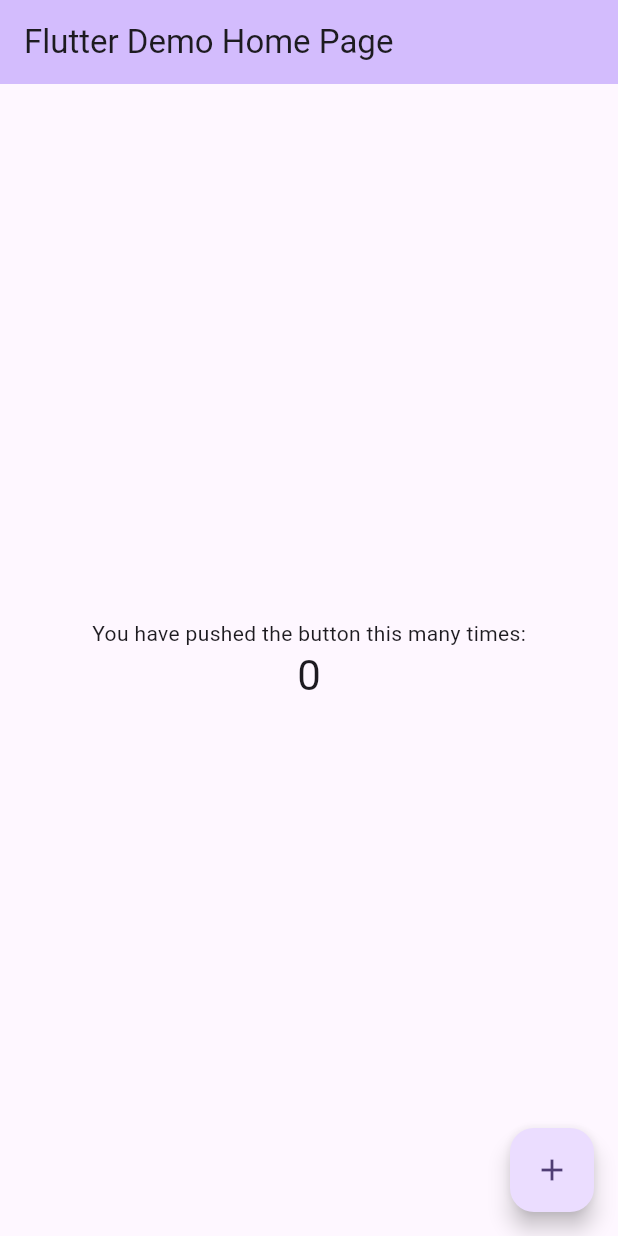
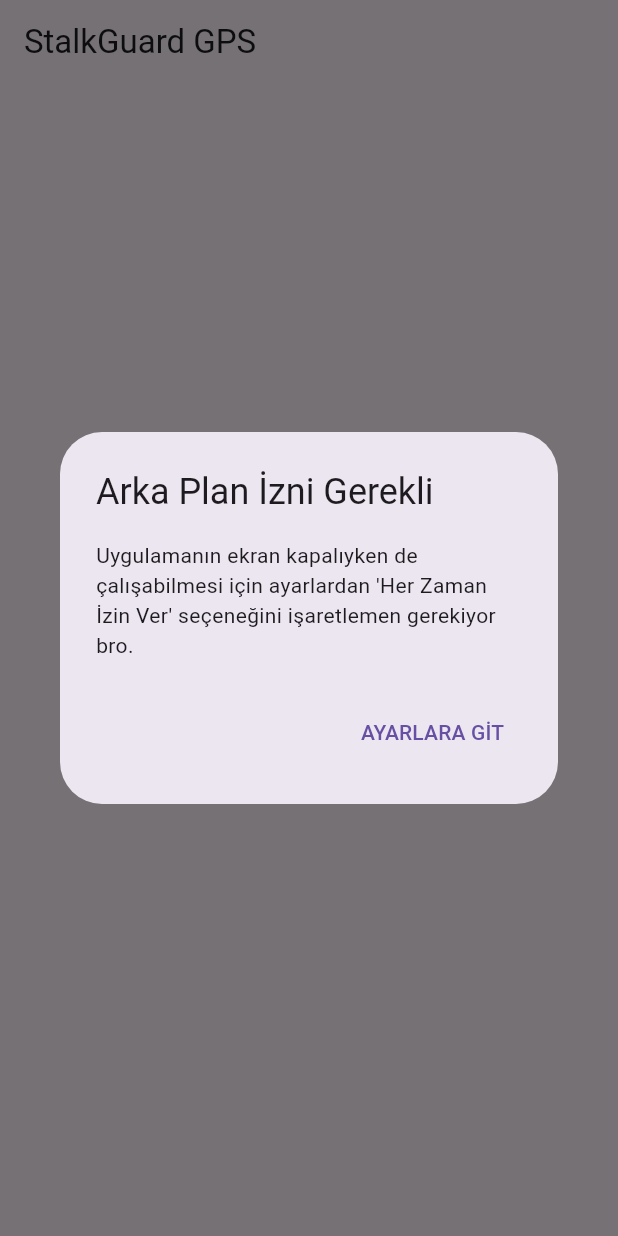
Before and after one commit to akinik456/bg, a Flutter app: the screen it shows after launch, on a phone screen of 412 x 824 dp. Run offline on Flutter 3.47's test engine with Material 3 defaults, Android fonts, the light colour scheme and no system bars; our stand-ins replace geolocator.

Commit message:
feat: implement dual-stage location permissions and app lifecycle observer

```diff
--- a/lib/main.dart
+++ b/lib/main.dart
@@ -1,121 +1,110 @@
 import 'package:flutter/material.dart';
+import 'package:geolocator/geolocator.dart';
+import 'gps_service.dart';
 
-void main() {
-  runApp(const MyApp());
+void main() => runApp(const MaterialApp(home: BgApp(), debugShowCheckedModeBanner: false));
+
+class BgApp extends StatefulWidget {
+  const BgApp({super.key});
+  @override
+  State<BgApp> createState() => _BgAppState();
 }
 
-class MyApp extends StatelessWidget {
-  const MyApp({super.key});
-
-  // This widget is the root of your application.
-  @override
-  Widget build(BuildContext context) {
-    return MaterialApp(
-      title: 'Flutter Demo',
-      theme: ThemeData(
-        // This is the theme of your application.
-        //
-        // TRY THIS: Try running your application with "flutter run". You'll see
-        // the application has a purple toolbar. Then, without quitting the app,
-        // try changing the seedColor in the colorScheme below to Colors.green
-        // and then invoke "hot reload" (save your changes or press the "hot
-        // reload" button in a Flutter-supported IDE, or press "r" if you used
-        // the command line to start the app).
-        //
-        // Notice that the counter didn't reset back to zero; the application
-        // state is not lost during the reload. To reset the state, use hot
-        // restart instead.
-        //
-        // This works for code too, not just values: Most code changes can be
-        // tested with just a hot reload.
-        colorScheme: .fromSeed(seedColor: Colors.deepPurple),
-      ),
-      home: const MyHomePage(title: 'Flutter Demo Home Page'),
-    );
-  }
-}
-
-class MyHomePage extends StatefulWidget {
-  const MyHomePage({super.key, required this.title});
-
-  // This widget is the home page of your application. It is stateful, meaning
-  // that it has a State object (defined below) that contains fields that affect
-  // how it looks.
-
-  // This class is the configuration for the state. It holds the values (in this
-  // case the title) provided by the parent (in this case the App widget) and
-  // used by the build method of the State. Fields in a Widget subclass are
-  // always marked "final".
-
-  final String title;
+class _BgAppState extends State<BgApp> with WidgetsBindingObserver {
+  final GpsService _gps = GpsService();
+  String _uiMsg = "Kontrol ediliyor...";
 
   @override
-  State<MyHomePage> createState() => _MyHomePageState();
-}
+  void initState() {
+    super.initState();
+    WidgetsBinding.instance.addObserver(this); // Ayarlardan dönüşü yakalamak için
+    _initLogic();
+  }
 
-class _MyHomePageState extends State<MyHomePage> {
-  int _counter = 0;
+  @override
+  void dispose() {
+    WidgetsBinding.instance.removeObserver(this);
+    super.dispose();
+  }
 
-  void _incrementCounter() {
-    setState(() {
-      // This call to setState tells the Flutter framework that something has
-      // changed in this State, which causes it to rerun the build method below
-      // so that the display can reflect the updated values. If we changed
-      // _counter without calling setState(), then the build method would not be
-      // called again, and so nothing would appear to happen.
-      _counter++;
-    });
+  @override
+  void didChangeAppLifecycleState(AppLifecycleState state) {
+    if (state == AppLifecycleState.resumed) {
+      print("LOG: [Main] Ayarlardan dönüldü, kontrol tetikleniyor.");
+      _initLogic();
+    }
+  }
+
+  // Ana Kontrol Mekanizması
+  Future<void> _initLogic() async {
+    LocationPermission perm = await _gps.checkCurrentPermission();
+    print("LOG: [Main] Mevcut İzin: $perm");
+
+    // 1. Hiç izin yoksa iste
+    if (perm == LocationPermission.denied) {
+      perm = await _gps.requestInitialPermission();
+      if (perm == LocationPermission.denied) {
+        setState(() => _uiMsg = "Konum izni olmadan devam edemeyiz bro.");
+        return;
+      }
+    }
+
+    // 2. "While in use" var ama "Always" yoksa Diyalog çıkar
+    if (perm == LocationPermission.whileInUse) {
+      print("LOG: [Main] WhileInUse tamam, Always eksik. Diyalog açılıyor.");
+      _showAlwaysDialog();
+      return;
+    }
+
+    // 3. Her şey tamamsa
+    if (perm == LocationPermission.always) {
+      setState(() => _uiMsg = "OK");
+    }
+  }
+
+  // Kullanıcıyı bilgilendiren o meşhur pencere
+  void _showAlwaysDialog() {
+    showDialog(
+      context: context,
+      barrierDismissible: false, // Boşluğa basınca kapanmasın
+      builder: (context) => AlertDialog(
+        title: const Text("Arka Plan İzni Gerekli"),
+        content: const Text(
+          "Uygulamanın ekran kapalıyken de çalışabilmesi için ayarlardan 'Her Zaman İzin Ver' seçeneğini işaretlemen gerekiyor bro."
+        ),
+        actions: [
+          TextButton(
+            onPressed: () async {
+              Navigator.pop(context); // Diyaloğu kapat
+              await _gps.openSettings(); // Ayarları aç
+            },
+            child: const Text("AYARLARA GİT"),
+          ),
+        ],
+      ),
+    );
   }
 
   @override
   Widget build(BuildContext context) {
-    // This method is rerun every time setState is called, for instance as done
-    // by the _incrementCounter method above.
-    //
-    // The Flutter framework has been optimized to make rerunning build methods
-    // fast, so that you can just rebuild anything that needs updating rather
-    // than having to individually change instances of widgets.
     return Scaffold(
-      appBar: AppBar(
-        // TRY THIS: Try changing the color here to a specific color (to
-        // Colors.amber, perhaps?) and trigger a hot reload to see the AppBar
-        // change color while the other colors stay the same.
-        backgroundColor: Theme.of(context).colorScheme.inversePrimary,
-        // Here we take the value from the MyHomePage object that was created by
-        // the App.build method, and use it to set our appbar title.
-        title: Text(widget.title),
-      ),
+      appBar: AppBar(title: const Text('StalkGuard GPS')),
       body: Center(
-        // Center is a layout widget. It takes a single child and positions it
-        // in the middle of the parent.
-        child: Column(
-          // Column is also a layout widget. It takes a list of children and
-          // arranges them vertically. By default, it sizes itself to fit its
-          // children horizontally, and tries to be as tall as its parent.
-          //
-          // Column has various properties to control how it sizes itself and
-          // how it positions its children. Here we use mainAxisAlignment to
-          // center the children vertically; the main axis here is the vertical
-          // axis because Columns are vertical (the cross axis would be
-          // horizontal).
-          //
-          // TRY THIS: Invoke "debug painting" (choose the "Toggle Debug Paint"
-          // action in the IDE, or press "p" in the console), to see the
-          // wireframe for each widget.
-          mainAxisAlignment: .center,
-          children: [
-            const Text('You have pushed the button this many times:'),
-            Text(
-              '$_counter',
-              style: Theme.of(context).textTheme.headlineMedium,
-            ),
-          ],
-        ),
-      ),
-      floatingActionButton: FloatingActionButton(
-        onPressed: _incrementCounter,
-        tooltip: 'Increment',
-        child: const Icon(Icons.add),
+        child: _uiMsg == "OK"
+            ? StreamBuilder<Position>(
+                stream: _gps.positionStream,
+                builder: (context, snap) {
+                  if (snap.hasData) {
+                    return Text(
+                      "Lat: ${snap.data!.latitude}\nLng: ${snap.data!.longitude}",
+                      textAlign: TextAlign.center,
+                      style: const TextStyle(fontSize: 22, fontWeight: FontWeight.bold),
+                    );
+                  }
+                  return const Text("GPS Verisi Bekleniyor...");
+                },
+              )
+            : Text(_uiMsg, textAlign: TextAlign.center),
       ),
     );
   }
--- a/pubspec.yaml
+++ b/pubspec.yaml
@@ -34,6 +34,10 @@
   # The following adds the Cupertino Icons font to your application.
   # Use with the CupertinoIcons class for iOS style icons.
   cupertino_icons: ^1.0.8
+  flutter_background_service: ^5.1.0
+  geolocator: ^14.0.2
+  permission_handler: ^12.0.1
+  logger: ^2.7.0
 
 dev_dependencies:
   flutter_test:
```
Also changed, not shown: lib/gps_service.dart (added, +28 -0 lines), lib/location_view.dart (added, +52 -0 lines), pubspec.lock, 2 other files.
